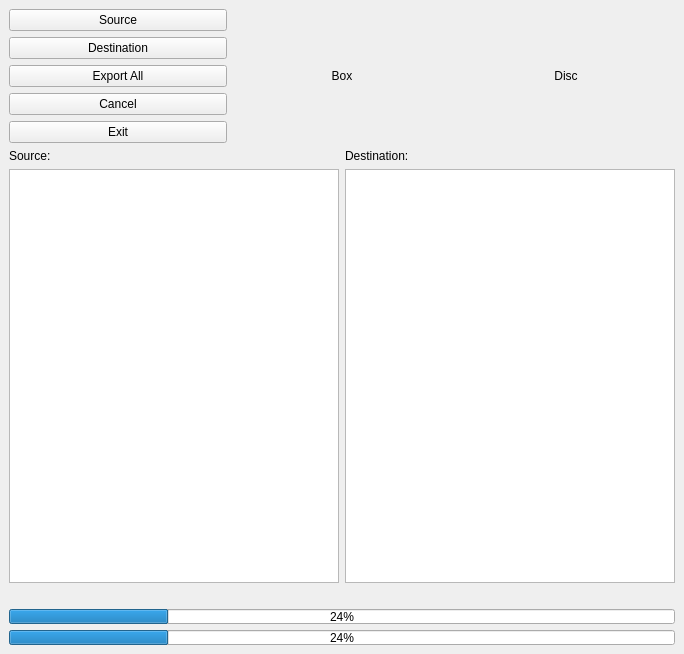
Before: the Qt Designer form dev/GCWiiManager.ui in julcap/GCWiiManager, drawn with Qt 5.
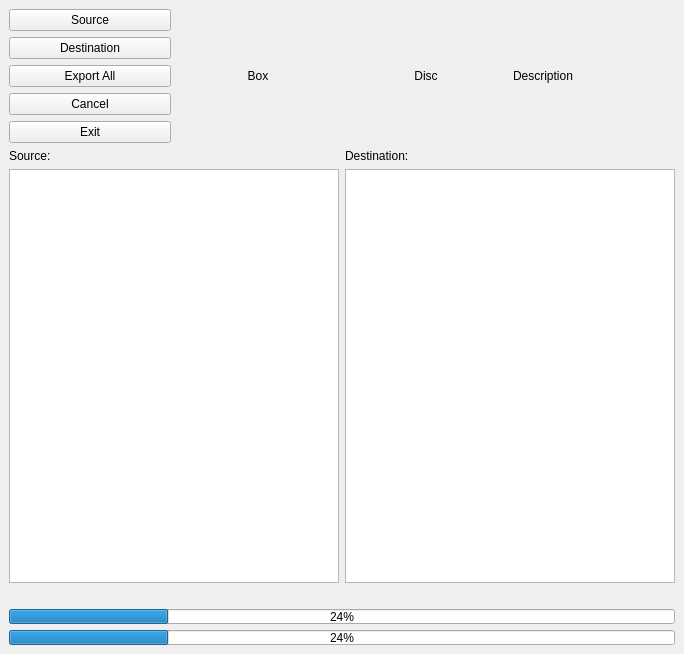
After: the same form once the commit is applied.

Diff of the .ui file:
```diff
--- a/dev/GCWiiManager.ui
+++ b/dev/GCWiiManager.ui
@@ -78,6 +78,13 @@
           </property>
          </widget>
         </item>
+        <item>
+         <widget class="QLabel" name="label_description">
+          <property name="text">
+           <string>Description</string>
+          </property>
+         </widget>
+        </item>
        </layout>
       </item>
       <item>
```
Left out of the diff: 8 changed lines with no effect on the pictures.
